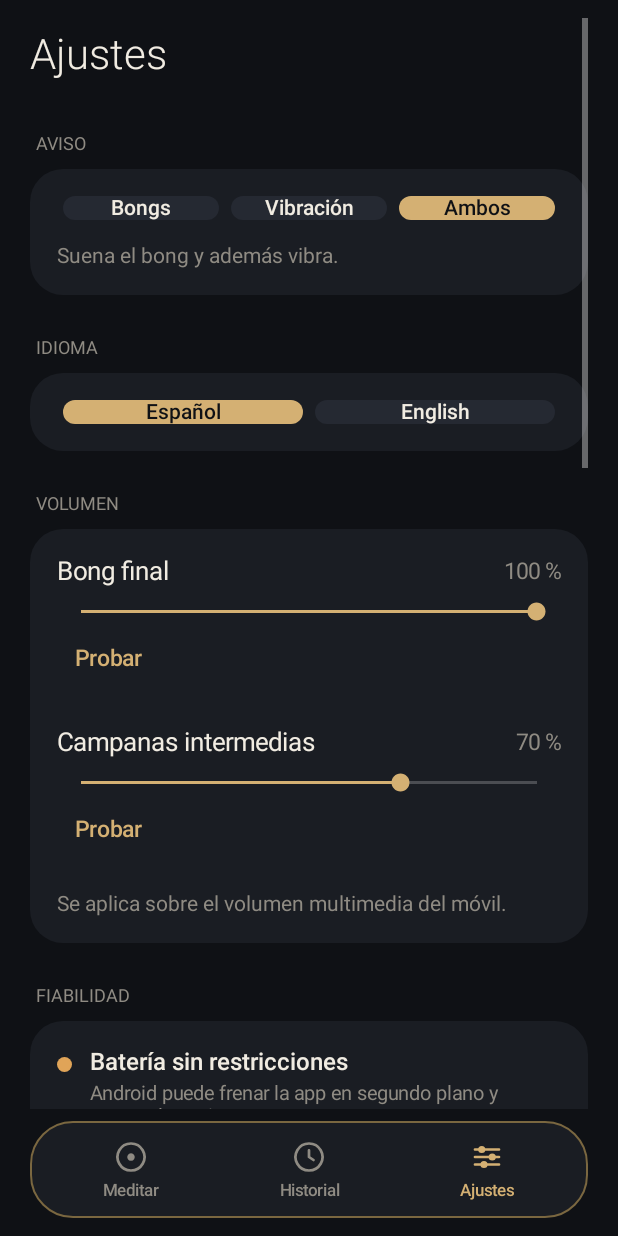
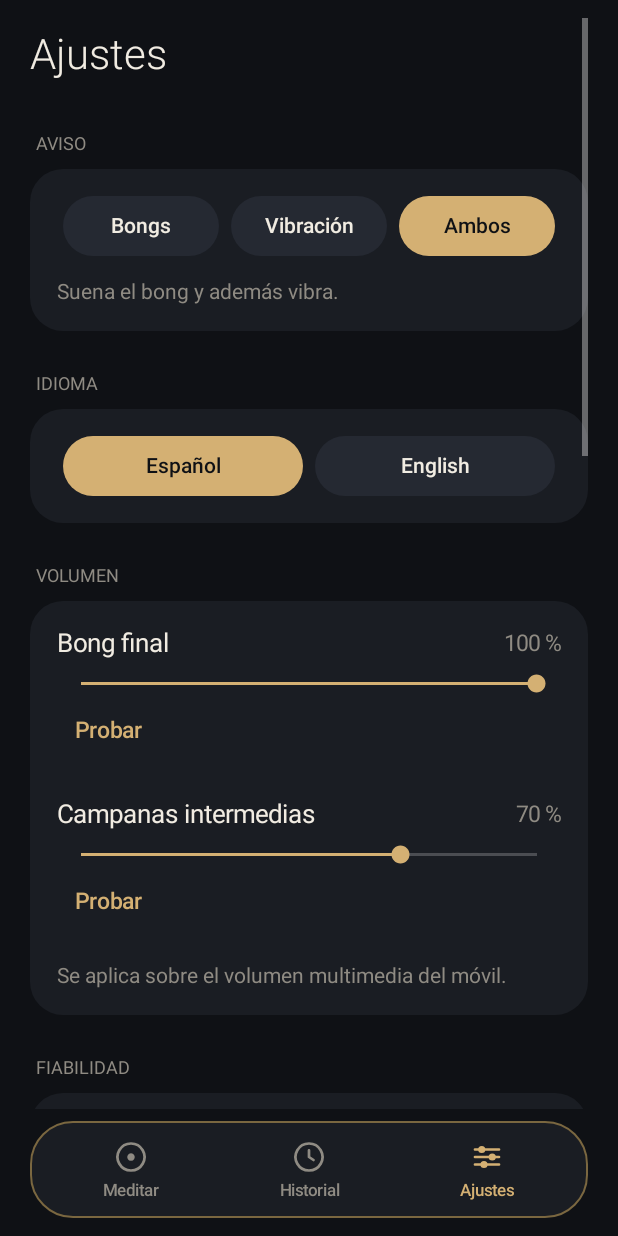
Before and after one commit to rosauro/meditando, an Android app: the SettingsActivity screen opened directly, with no data from a screen before it, on a phone screen of 412 x 824 dp. Run offline under Robolectric (Android 15) with nearby library versions, the phone set to English and light mode, and no system bars.

Commit message:
Altura mínima de 40 dp en los botones de aviso e idioma
Se sustituye setSingleLine(true) por maxLines = 1 y se fija minHeight
de 40 dp (portado desde la copia que vivía en el repo n8n).

Co-Authored-By: Claude Sonnet 5.5 <noreply@anthropic.com>

```diff
--- a/app/src/main/java/app/meditando/SettingsActivity.kt
+++ b/app/src/main/java/app/meditando/SettingsActivity.kt
@@ -122,7 +122,7 @@ class SettingsActivity : Activity() {
                     settings.lang = code
                     recreate()
                 }
-            }.apply { setSingleLine(true); setPadding(Ui.dp(c, 4), 0, Ui.dp(c, 4), 0); textSize = 14f },
+            }.apply { maxLines = 1; setPadding(Ui.dp(c, 4), 0, Ui.dp(c, 4), 0); textSize = 14f; minHeight = Ui.dp(c, 40); minimumHeight = Ui.dp(c, 40) },
                 LinearLayout.LayoutParams(0, Ui.WRAP, 1f).apply { setMargins(Ui.dp(c, 4), 0, Ui.dp(c, 4), 0) })
         }
         langCard.addView(row, Ui.lp(c))
@@ -321,7 +321,7 @@ class SettingsActivity : Activity() {
             row.addView(Ui.chip(c, name, settings.mode == m) {
                 settings.mode = m
                 renderMode()
-            }.apply { setSingleLine(true); setPadding(Ui.dp(c, 4), 0, Ui.dp(c, 4), 0); textSize = 14f }, LinearLayout.LayoutParams(0, Ui.WRAP, 1f).apply { setMargins(Ui.dp(c, 4), 0, Ui.dp(c, 4), 0) })
+            }.apply { maxLines = 1; setPadding(Ui.dp(c, 4), 0, Ui.dp(c, 4), 0); textSize = 14f; minHeight = Ui.dp(c, 40); minimumHeight = Ui.dp(c, 40) }, LinearLayout.LayoutParams(0, Ui.WRAP, 1f).apply { setMargins(Ui.dp(c, 4), 0, Ui.dp(c, 4), 0) })
         }
         modeCard.addView(row, Ui.lp(c))
         modeCard.addView(Ui.text(c, modeHint(settings.mode), 14f, Ui.MUTED), Ui.lp(c, t = 16))
--- a/app/src/main/java/app/meditando/Ui.kt
+++ b/app/src/main/java/app/meditando/Ui.kt
@@ -144,7 +144,7 @@ object Ui {
                         settings.mode = mode
                         render()
                         onChange?.invoke()
-                    }.apply { setSingleLine(true); setPadding(dp(c, 4), 0, dp(c, 4), 0); textSize = 14f },
+                    }.apply { maxLines = 1; setPadding(dp(c, 4), 0, dp(c, 4), 0); textSize = 14f; minHeight = dp(c, 40); minimumHeight = dp(c, 40) },
                         LinearLayout.LayoutParams(0, WRAP, 1f).apply { setMargins(dp(c, 4), 0, dp(c, 4), 0) })
                 }
         }
```
